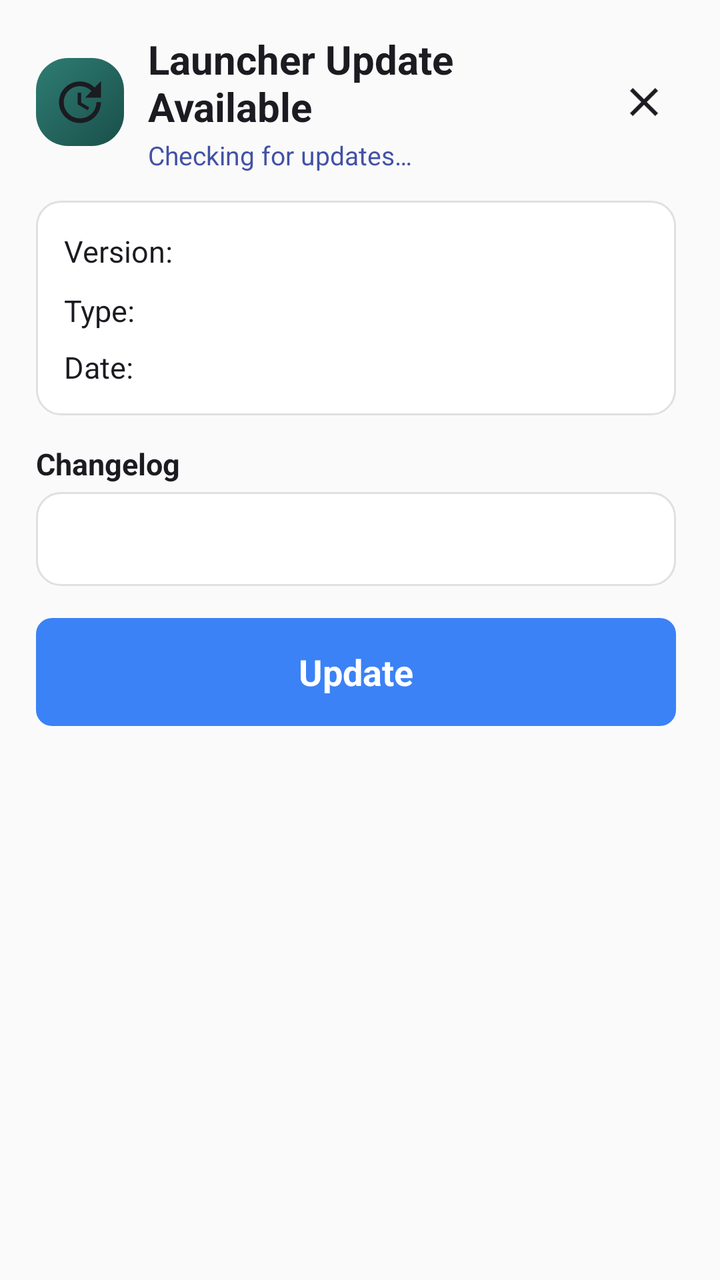
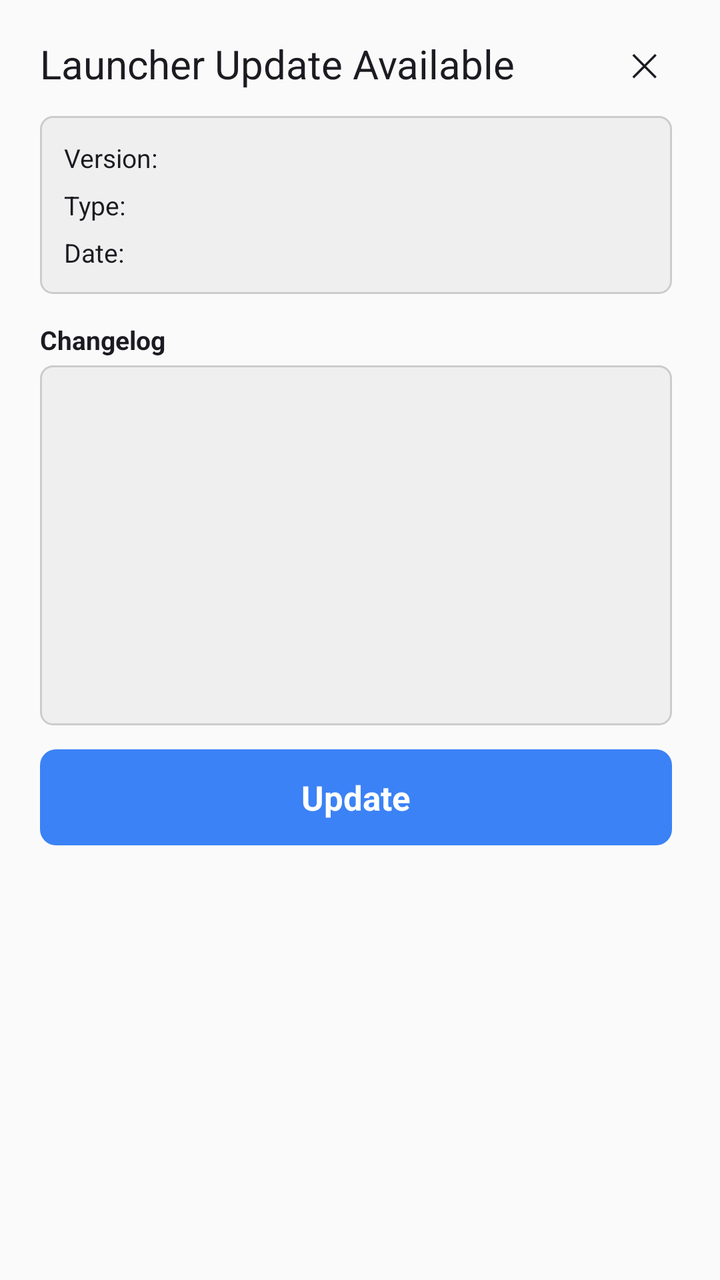

Before-and-after screenshots of an Android layout around one commit, followed by the original layout XML and the change that was made.
<!-- AndroidManifest.xml: application theme Theme.HelloMinecraftLauncherPocketEdition -->
<!-- res/layout/dialog_update_launcher.xml -->
<?xml version="1.0" encoding="utf-8"?>
<ScrollView xmlns:android="http://schemas.android.com/apk/res/android"
    android:id="@+id/update_dialog_root"
    android:layout_width="440dp"
    android:layout_height="wrap_content"
    android:fillViewport="true"
    android:scrollbars="vertical"
    android:scrollbarStyle="insideInset"
    android:overScrollMode="never">

    <LinearLayout
        android:layout_width="match_parent"
        android:layout_height="wrap_content"
        android:orientation="vertical"
        android:paddingStart="18dp"
        android:paddingEnd="18dp"
        android:paddingTop="16dp"
        android:paddingBottom="16dp">

        <LinearLayout
            android:layout_width="match_parent"
            android:layout_height="wrap_content"
            android:orientation="horizontal"
            android:gravity="center_vertical">

            <ImageView
                android:layout_width="44dp"
                android:layout_height="44dp"
                android:scaleType="centerCrop"
                android:background="@drawable/tile_hero"
                android:src="@drawable/ic_baseline_update_black"
                android:padding="8dp"/>

            <LinearLayout
                android:layout_width="0dp"
                android:layout_height="wrap_content"
                android:layout_weight="1"
                android:layout_marginStart="12dp"
                android:orientation="vertical">

                <TextView
                    android:layout_width="wrap_content"
                    android:layout_height="wrap_content"
                    android:text="@string/dialog_update_title"
                    android:textSize="20sp"
                    android:textStyle="bold"
                    android:textColor="@color/colorPureBlack"/>

                <TextView
                    android:layout_width="wrap_content"
                    android:layout_height="wrap_content"
                    android:layout_marginTop="2dp"
                    android:text="@string/dialog_update_checking"
                    android:textSize="13sp"
                    android:textColor="@color/colorLinkBlue"/>

            </LinearLayout>

            <ImageView
                android:id="@+id/update_close_btn"
                android:layout_width="32dp"
                android:layout_height="32dp"
                android:scaleType="center"
                android:clickable="true"
                android:focusable="true"
                android:background="?attr/selectableItemBackgroundBorderless"
                android:src="@drawable/ic_baseline_close_black"/>

        </LinearLayout>

        <LinearLayout
            android:layout_marginTop="14dp"
            android:layout_width="match_parent"
            android:layout_height="wrap_content"
            android:orientation="vertical"
            android:background="@drawable/tile_primary"
            android:padding="14dp">

            <LinearLayout
                android:layout_width="match_parent"
                android:layout_height="wrap_content"
                android:orientation="horizontal"
                android:gravity="center_vertical">

                <TextView
                    android:layout_width="0dp"
                    android:layout_height="wrap_content"
                    android:layout_weight="1"
                    android:text="@string/dialog_update_version_name"
                    android:textSize="15sp"
                    android:textColor="@color/colorPureBlack"/>

                <TextView
                    android:id="@+id/update_version_name"
                    android:layout_width="0dp"
                    android:layout_height="wrap_content"
                    android:layout_weight="2"
                    android:layout_marginStart="8dp"
                    android:textSize="17sp"
                    android:textStyle="bold"
                    android:textColor="@color/colorPureBlack"/>

            </LinearLayout>

            <LinearLayout
                android:layout_marginTop="8dp"
                android:layout_width="match_parent"
                android:layout_height="wrap_content"
                android:orientation="horizontal"
                android:gravity="center_vertical">

                <TextView
                    android:layout_width="0dp"
                    android:layout_height="wrap_content"
                    android:layout_weight="1"
                    android:text="@string/dialog_update_type"
                    android:textSize="15sp"
                    android:textColor="@color/colorPureBlack"/>

                <TextView
                    android:id="@+id/update_type"
                    android:layout_width="0dp"
                    android:layout_height="wrap_content"
                    android:layout_weight="2"
                    android:layout_marginStart="8dp"
                    android:textSize="15sp"
                    android:textStyle="bold"
                    android:textColor="@color/colorLinkBlue"/>

            </LinearLayout>

            <LinearLayout
                android:layout_marginTop="8dp"
                android:layout_width="match_parent"
                android:layout_height="wrap_content"
                android:orientation="horizontal"
                android:gravity="center_vertical">

                <TextView
                    android:layout_width="0dp"
                    android:layout_height="wrap_content"
                    android:layout_weight="1"
                    android:text="@string/dialog_update_date"
                    android:textSize="15sp"
                    android:textColor="@color/colorPureBlack"/>

                <TextView
                    android:id="@+id/update_date"
                    android:layout_width="0dp"
                    android:layout_height="wrap_content"
                    android:layout_weight="2"
                    android:layout_marginStart="8dp"
                    android:textSize="15sp"
                    android:textColor="@color/colorPureBlack"/>

            </LinearLayout>

        </LinearLayout>

        <TextView
            android:layout_marginTop="14dp"
            android:layout_width="wrap_content"
            android:layout_height="wrap_content"
            android:text="@string/dialog_update_log"
            android:textSize="15sp"
            android:textStyle="bold"
            android:textColor="@color/colorPureBlack"/>

        <LinearLayout
            android:layout_marginTop="4dp"
            android:layout_width="match_parent"
            android:layout_height="wrap_content"
            android:orientation="vertical"
            android:background="@drawable/tile_primary"
            android:padding="14dp">

            <TextView
                android:id="@+id/update_log"
                android:layout_width="match_parent"
                android:layout_height="wrap_content"
                android:textSize="14sp"
                android:textColor="@color/colorPureBlack"
                android:lineSpacingExtra="4dp"/>

        </LinearLayout>

        <ProgressBar
            android:id="@+id/update_progress"
            android:layout_width="match_parent"
            android:layout_height="8dp"
            android:layout_marginTop="14dp"
            android:max="100"
            android:progress="0"
            android:visibility="gone"
            style="@style/Widget.AppCompat.ProgressBar.Horizontal"/>

        <TextView
            android:id="@+id/update_status"
            android:layout_width="match_parent"
            android:layout_height="wrap_content"
            android:layout_marginTop="6dp"
            android:textColor="@color/colorPureBlack"
            android:textSize="14sp"
            android:textStyle="bold"
            android:textAlignment="center"
            android:visibility="gone"/>

        <LinearLayout
            android:layout_marginTop="16dp"
            android:layout_width="match_parent"
            android:layout_height="54dp"
            android:orientation="horizontal"
            android:gravity="center"
            android:background="@drawable/update_primary_button"
            android:clickable="true"
            android:focusable="true"
            android:id="@+id/update_button_root">

            <ProgressBar
                android:id="@+id/update_button_progress"
                android:layout_width="22dp"
                android:layout_height="22dp"
                android:layout_gravity="center_vertical"
                android:layout_marginEnd="12dp"
                android:visibility="gone"/>

            <TextView
                android:id="@+id/update_button_text"
                android:layout_width="wrap_content"
                android:layout_height="wrap_content"
                android:text="@string/dialog_update_update"
                android:textSize="18sp"
                android:textStyle="bold"
                android:textColor="@android:color/white"/>

        </LinearLayout>

    </LinearLayout>

</ScrollView>
<!-- resources referenced by this layout -->
<resources>
  <color name="colorLinkBlue">#4352A5</color>
  <color name="colorPureBlack">#1B1B21</color>
  <!-- drawable ic_baseline_close_black (drawable) -->
  <vector xmlns:android="http://schemas.android.com/apk/res/android"
      android:width="24dp"
      android:height="24dp"
      android:viewportWidth="24"
      android:viewportHeight="24">
    <path
        android:fillColor="@color/colorPureBlack"
        android:pathData="M19,6.41L17.59,5 12,10.59 6.41,5 5,6.41 10.59,12 5,17.59 6.41,19 12,13.41 17.59,19 19,17.59 13.41,12z"/>
  </vector>
  <!-- drawable ic_baseline_update_black (drawable) -->
  <vector xmlns:android="http://schemas.android.com/apk/res/android"
      android:width="24dp"
      android:height="24dp"
      android:viewportWidth="24"
      android:viewportHeight="24">
    <path
        android:fillColor="@color/colorPureBlack"
        android:pathData="M21,10.12H14.22L16.96,7.3C14.23,4.6 9.81,4.5 7.08,7.2C4.35,9.91 4.35,14.28 7.08,17C9.81,19.7 14.23,19.7 16.96,17C18.32,15.65 19,14.08 19,12.1H21C21,14.08 20.12,16.65 18.36,18.39C14.85,21.87 9.15,21.87 5.64,18.39C2.14,14.92 2.11,9.28 5.62,5.81C9.13,2.34 14.76,2.34 18.27,5.81L21,3V10.12M12.5,8V12.25L16,14.33L15.28,15.54L11,13V8H12.5Z"
        android:fillType="evenOdd"/>
  </vector>
  <!-- drawable tile_hero (drawable) -->
  <?xml version="1.0" encoding="utf-8"?>
  <selector xmlns:android="http://schemas.android.com/apk/res/android">
      <item android:state_pressed="true">
          <shape android:shape="rectangle">
              <gradient
                  android:angle="135"
                  android:startColor="#0F3E3A"
                  android:endColor="#1D5954"/>
              <corners android:radius="16dp"/>
          </shape>
      </item>
      <item>
          <shape android:shape="rectangle">
              <gradient
                  android:angle="135"
                  android:startColor="#1A4F4A"
                  android:endColor="#2E7D73"/>
              <corners android:radius="16dp"/>
          </shape>
      </item>
  </selector>
  <!-- drawable tile_primary (drawable) -->
  <?xml version="1.0" encoding="utf-8"?>
  <selector xmlns:android="http://schemas.android.com/apk/res/android">
      <item android:state_pressed="true">
          <shape android:shape="rectangle">
              <solid android:color="#E0E0E0"/>
              <corners android:radius="12dp"/>
          </shape>
      </item>
      <item>
          <shape android:shape="rectangle">
              <solid android:color="@android:color/white"/>
              <corners android:radius="12dp"/>
              <stroke
                  android:width="1dp"
                  android:color="#E0E0E0"/>
          </shape>
      </item>
  </selector>
  <!-- drawable update_primary_button (drawable) -->
  <?xml version="1.0" encoding="utf-8"?>
  <selector xmlns:android="http://schemas.android.com/apk/res/android">
      <item android:state_enabled="false">
          <shape android:shape="rectangle">
              <solid android:color="#A0A0A0"/>
              <corners android:radius="8dp"/>
          </shape>
      </item>
      <item android:state_pressed="true">
          <shape android:shape="rectangle">
              <solid android:color="#1A5CFF"/>
              <corners android:radius="8dp"/>
          </shape>
      </item>
      <item>
          <shape android:shape="rectangle">
              <solid android:color="#3B82F6"/>
              <corners android:radius="8dp"/>
          </shape>
      </item>
  </selector>
  <string name="dialog_update_checking">Checking for updates…</string>
  <string name="dialog_update_date">"Date: "</string>
  <string name="dialog_update_log">Changelog</string>
  <string name="dialog_update_title">Launcher Update Available</string>
  <string name="dialog_update_type">"Type: "</string>
  <string name="dialog_update_update">Update</string>
  <string name="dialog_update_version_name">"Version: "</string>
  <color name="colorPrimary">#5C6BC0</color>
  <color name="colorAccent">#5C6BC0</color>
  <!-- unchanged entries left out for length: 1 -->
</resources>

<!-- the commit's change to res/layout/dialog_update_launcher.xml (unified diff, before → after) -->
@@ -1,80 +1,62 @@
 <?xml version="1.0" encoding="utf-8"?>
 <ScrollView xmlns:android="http://schemas.android.com/apk/res/android"
-    android:id="@+id/update_dialog_root"
-    android:layout_width="440dp"
+    android:id="@+id/update_dialog_scroll"
+    android:orientation="vertical"
+    android:layout_width="480dp"
     android:layout_height="wrap_content"
     android:fillViewport="true"
     android:scrollbars="vertical"
     android:scrollbarStyle="insideInset"
     android:overScrollMode="never">
 
+<LinearLayout
+    android:orientation="vertical"
+    android:layout_width="match_parent"
+    android:paddingTop="18dp"
+    android:paddingStart="20dp"
+    android:paddingEnd="20dp"
+    android:paddingBottom="12dp"
+    android:layout_height="wrap_content">
+
     <LinearLayout
         android:layout_width="match_parent"
         android:layout_height="wrap_content"
-        android:orientation="vertical"
-        android:paddingStart="18dp"
-        android:paddingEnd="18dp"
-        android:paddingTop="16dp"
-        android:paddingBottom="16dp">
+        android:orientation="horizontal"
+        android:gravity="center_vertical">
+
+        <TextView
+            android:layout_width="0dp"
+            android:layout_height="wrap_content"
+            android:layout_weight="1"
+            android:text="@string/dialog_update_title"
+            android:textSize="@dimen/text_size_big"
+            android:textColor="@color/colorPureBlack"/>
+
+        <TextView
+            android:id="@+id/update_close_btn"
+            android:layout_width="28dp"
+            android:layout_height="28dp"
+            android:gravity="center"
+            android:text="✕"
+            android:textSize="16sp"
+            android:textColor="@color/colorPureBlack"
+            android:clickable="true"
+            android:focusable="true"/>
+
+    </LinearLayout>
+
+    <LinearLayout
+        android:layout_marginTop="12dp"
+        android:layout_width="match_parent"
+        android:layout_height="wrap_content"
+        android:orientation="horizontal"
+        android:background="@drawable/update_card_bg"
+        android:padding="12dp">
 
         <LinearLayout
             android:layout_width="match_parent"
             android:layout_height="wrap_content"
-            android:orientation="horizontal"
-            android:gravity="center_vertical">
-
-            <ImageView
-                android:layout_width="44dp"
-                android:layout_height="44dp"
-                android:scaleType="centerCrop"
-                android:background="@drawable/tile_hero"
-                android:src="@drawable/ic_baseline_update_black"
-                android:padding="8dp"/>
-
-            <LinearLayout
-                android:layout_width="0dp"
-                android:layout_height="wrap_content"
-                android:layout_weight="1"
-                android:layout_marginStart="12dp"
-                android:orientation="vertical">
-
-                <TextView
-                    android:layout_width="wrap_content"
-                    android:layout_height="wrap_content"
-                    android:text="@string/dialog_update_title"
-                    android:textSize="20sp"
-                    android:textStyle="bold"
-                    android:textColor="@color/colorPureBlack"/>
-
-                <TextView
-                    android:layout_width="wrap_content"
-                    android:layout_height="wrap_content"
-                    android:layout_marginTop="2dp"
-                    android:text="@string/dialog_update_checking"
-                    android:textSize="13sp"
-                    android:textColor="@color/colorLinkBlue"/>
-
-            </LinearLayout>
-
-            <ImageView
-                android:id="@+id/update_close_btn"
-                android:layout_width="32dp"
-                android:layout_height="32dp"
-                android:scaleType="center"
-                android:clickable="true"
-                android:focusable="true"
-                android:background="?attr/selectableItemBackgroundBorderless"
-                android:src="@drawable/ic_baseline_close_black"/>
-
-        </LinearLayout>
-
-        <LinearLayout
-            android:layout_marginTop="14dp"
-            android:layout_width="match_parent"
-            android:layout_height="wrap_content"
-            android:orientation="vertical"
-            android:background="@drawable/tile_primary"
-            android:padding="14dp">
+            android:orientation="vertical">
 
             <LinearLayout
                 android:layout_width="match_parent"
@@ -83,158 +65,153 @@
                 android:gravity="center_vertical">
 
                 <TextView
+                    android:layout_width="wrap_content"
+                    android:layout_height="wrap_content"
+                    android:text="@string/dialog_update_version_name"
+                    android:textSize="@dimen/text_size_middle"
+                    android:textColor="@color/colorPureBlack"/>
+
+                <TextView
                     android:layout_width="0dp"
                     android:layout_height="wrap_content"
                     android:layout_weight="1"
-                    android:text="@string/dialog_update_version_name"
-                    android:textSize="15sp"
-                    android:textColor="@color/colorPureBlack"/>
-
-                <TextView
-                    android:id="@+id/update_version_name"
-                    android:layout_width="0dp"
-                    android:layout_height="wrap_content"
-                    android:layout_weight="2"
                     android:layout_marginStart="8dp"
-                    android:textSize="17sp"
+                    android:textColor="@color/colorPureBlack"
                     android:textStyle="bold"
-                    android:textColor="@color/colorPureBlack"/>
+                    android:textSize="@dimen/text_size_middle"
+                    android:id="@+id/update_version_name"/>
 
             </LinearLayout>
 
             <LinearLayout
-                android:layout_marginTop="8dp"
+                android:layout_marginTop="6dp"
                 android:layout_width="match_parent"
                 android:layout_height="wrap_content"
                 android:orientation="horizontal"
                 android:gravity="center_vertical">
 
                 <TextView
+                    android:layout_width="wrap_content"
+                    android:layout_height="wrap_content"
+                    android:text="@string/dialog_update_type"
+                    android:textSize="@dimen/text_size_middle"
+                    android:textColor="@color/colorPureBlack"/>
+
+                <TextView
                     android:layout_width="0dp"
                     android:layout_height="wrap_content"
                     android:layout_weight="1"
-                    android:text="@string/dialog_update_type"
-                    android:textSize="15sp"
-                    android:textColor="@color/colorPureBlack"/>
-
-                <TextView
-                    android:id="@+id/update_type"
-                    android:layout_width="0dp"
-                    android:layout_height="wrap_content"
-                    android:layout_weight="2"
                     android:layout_marginStart="8dp"
-                    android:textSize="15sp"
+                    android:textColor="@color/colorLinkBlue"
                     android:textStyle="bold"
-                    android:textColor="@color/colorLinkBlue"/>
+                    android:textSize="@dimen/text_size_middle"
+                    android:id="@+id/update_type"/>
 
             </LinearLayout>
 
             <LinearLayout
-                android:layout_marginTop="8dp"
+                android:layout_marginTop="6dp"
                 android:layout_width="match_parent"
                 android:layout_height="wrap_content"
                 android:orientation="horizontal"
                 android:gravity="center_vertical">
 
                 <TextView
+                    android:layout_width="wrap_content"
+                    android:layout_height="wrap_content"
+                    android:text="@string/dialog_update_date"
+                    android:textSize="@dimen/text_size_middle"
+                    android:textColor="@color/colorPureBlack"/>
+
+                <TextView
                     android:layout_width="0dp"
                     android:layout_height="wrap_content"
                     android:layout_weight="1"
-                    android:text="@string/dialog_update_date"
-                    android:textSize="15sp"
-                    android:textColor="@color/colorPureBlack"/>
-
-                <TextView
-                    android:id="@+id/update_date"
-                    android:layout_width="0dp"
-                    android:layout_height="wrap_content"
-                    android:layout_weight="2"
                     android:layout_marginStart="8dp"
-                    android:textSize="15sp"
-                    android:textColor="@color/colorPureBlack"/>
+                    android:textColor="@color/colorPureBlack"
+                    android:textSize="@dimen/text_size_middle"
+                    android:id="@+id/update_date"/>
 
             </LinearLayout>
 
         </LinearLayout>
 
-        <TextView
-            android:layout_marginTop="14dp"
+    </LinearLayout>
+
+    <TextView
+        android:layout_marginTop="14dp"
+        android:layout_width="wrap_content"
+        android:layout_height="wrap_content"
+        android:text="@string/dialog_update_log"
+        android:textSize="@dimen/text_size_middle"
+        android:textColor="@color/colorPureBlack"
+        android:textStyle="bold"/>
+
+    <ScrollView
+        android:layout_marginTop="4dp"
+        android:layout_width="match_parent"
+        android:layout_height="180dp"
+        android:background="@drawable/update_card_bg"
+        android:padding="10dp">
+
+        <TextView
+            android:layout_width="match_parent"
+            android:layout_height="wrap_content"
+            android:textSize="@dimen/text_size_middle"
+            android:textColor="@color/colorPureBlack"
+            android:lineSpacingExtra="3dp"
+            android:id="@+id/update_log"/>
+
+    </ScrollView>
+
+    <ProgressBar
+        android:id="@+id/update_progress"
+        android:layout_width="match_parent"
+        android:layout_height="6dp"
+        android:layout_marginTop="12dp"
+        android:max="100"
+        android:progress="0"
+        android:visibility="gone"
+        style="@style/Widget.AppCompat.ProgressBar.Horizontal"/>
+
+    <TextView
+        android:id="@+id/update_status"
+        android:layout_width="match_parent"
+        android:layout_height="wrap_content"
+        android:layout_marginTop="4dp"
+        android:textColor="@color/colorPureBlack"
+        android:textSize="13sp"
+        android:textAlignment="center"
+        android:visibility="gone"/>
+
+    <LinearLayout
+        android:layout_marginTop="12dp"
+        android:layout_width="match_parent"
+        android:layout_height="48dp"
+        android:orientation="horizontal"
+        android:gravity="center"
+        android:background="@drawable/update_primary_button"
+        android:id="@+id/update_button_root">
+
+        <ProgressBar
+            android:id="@+id/update_button_progress"
+            android:layout_width="20dp"
+            android:layout_height="20dp"
+            android:layout_gravity="center_vertical"
+            android:layout_marginEnd="10dp"
+            android:visibility="gone"/>
+
+        <TextView
+            android:id="@+id/update_button_text"
             android:layout_width="wrap_content"
             android:layout_height="wrap_content"
-            android:text="@string/dialog_update_log"
-            android:textSize="15sp"
+            android:text="@string/dialog_update_update"
+            android:textSize="17sp"
             android:textStyle="bold"
-            android:textColor="@color/colorPureBlack"/>
-
-        <LinearLayout
-            android:layout_marginTop="4dp"
-            android:layout_width="match_parent"
-            android:layout_height="wrap_content"
-            android:orientation="vertical"
-            android:background="@drawable/tile_primary"
-            android:padding="14dp">
-
-            <TextView
-                android:id="@+id/update_log"
-                android:layout_width="match_parent"
-                android:layout_height="wrap_content"
-                android:textSize="14sp"
-                android:textColor="@color/colorPureBlack"
-                android:lineSpacingExtra="4dp"/>
-
-        </LinearLayout>
-
-        <ProgressBar
-            android:id="@+id/update_progress"
-            android:layout_width="match_parent"
-            android:layout_height="8dp"
-            android:layout_marginTop="14dp"
-            android:max="100"
-            android:progress="0"
-            android:visibility="gone"
-            style="@style/Widget.AppCompat.ProgressBar.Horizontal"/>
-
-        <TextView
-            android:id="@+id/update_status"
-            android:layout_width="match_parent"
-            android:layout_height="wrap_content"
-            android:layout_marginTop="6dp"
-            android:textColor="@color/colorPureBlack"
-            android:textSize="14sp"
-            android:textStyle="bold"
-            android:textAlignment="center"
-            android:visibility="gone"/>
-
-        <LinearLayout
-            android:layout_marginTop="16dp"
-            android:layout_width="match_parent"
-            android:layout_height="54dp"
-            android:orientation="horizontal"
-            android:gravity="center"
-            android:background="@drawable/update_primary_button"
-            android:clickable="true"
-            android:focusable="true"
-            android:id="@+id/update_button_root">
-
-            <ProgressBar
-                android:id="@+id/update_button_progress"
-                android:layout_width="22dp"
-                android:layout_height="22dp"
-                android:layout_gravity="center_vertical"
-                android:layout_marginEnd="12dp"
-                android:visibility="gone"/>
-
-            <TextView
-                android:id="@+id/update_button_text"
-                android:layout_width="wrap_content"
-                android:layout_height="wrap_content"
-                android:text="@string/dialog_update_update"
-                android:textSize="18sp"
-                android:textStyle="bold"
-                android:textColor="@android:color/white"/>
-
-        </LinearLayout>
+            android:textColor="@android:color/white"/>
 
     </LinearLayout>
 
+</LinearLayout>
+
 </ScrollView>
<!-- resource entries referenced after the edit -->
@@ -2,68 +2,18 @@
 <resources>
   <color name="colorLinkBlue">#4352A5</color>
   <color name="colorPureBlack">#1B1B21</color>
-  <!-- drawable ic_baseline_close_black (drawable) -->
-  <vector xmlns:android="http://schemas.android.com/apk/res/android"
-      android:width="24dp"
-      android:height="24dp"
-      android:viewportWidth="24"
-      android:viewportHeight="24">
-    <path
-        android:fillColor="@color/colorPureBlack"
-        android:pathData="M19,6.41L17.59,5 12,10.59 6.41,5 5,6.41 10.59,12 5,17.59 6.41,19 12,13.41 17.59,19 19,17.59 13.41,12z"/>
-  </vector>
-  <!-- drawable ic_baseline_update_black (drawable) -->
-  <vector xmlns:android="http://schemas.android.com/apk/res/android"
-      android:width="24dp"
-      android:height="24dp"
-      android:viewportWidth="24"
-      android:viewportHeight="24">
-    <path
-        android:fillColor="@color/colorPureBlack"
-        android:pathData="M21,10.12H14.22L16.96,7.3C14.23,4.6 9.81,4.5 7.08,7.2C4.35,9.91 4.35,14.28 7.08,17C9.81,19.7 14.23,19.7 16.96,17C18.32,15.65 19,14.08 19,12.1H21C21,14.08 20.12,16.65 18.36,18.39C14.85,21.87 9.15,21.87 5.64,18.39C2.14,14.92 2.11,9.28 5.62,5.81C9.13,2.34 14.76,2.34 18.27,5.81L21,3V10.12M12.5,8V12.25L16,14.33L15.28,15.54L11,13V8H12.5Z"
-        android:fillType="evenOdd"/>
-  </vector>
-  <!-- drawable tile_hero (drawable) -->
+  <dimen name="text_size_big">20sp</dimen>
+  <dimen name="text_size_middle">13sp</dimen>
+  <!-- drawable update_card_bg (drawable) -->
   <?xml version="1.0" encoding="utf-8"?>
-  <selector xmlns:android="http://schemas.android.com/apk/res/android">
-      <item android:state_pressed="true">
-          <shape android:shape="rectangle">
-              <gradient
-                  android:angle="135"
-                  android:startColor="#0F3E3A"
-                  android:endColor="#1D5954"/>
-              <corners android:radius="16dp"/>
-          </shape>
-      </item>
-      <item>
-          <shape android:shape="rectangle">
-              <gradient
-                  android:angle="135"
-                  android:startColor="#1A4F4A"
-                  android:endColor="#2E7D73"/>
-              <corners android:radius="16dp"/>
-          </shape>
-      </item>
-  </selector>
-  <!-- drawable tile_primary (drawable) -->
-  <?xml version="1.0" encoding="utf-8"?>
-  <selector xmlns:android="http://schemas.android.com/apk/res/android">
-      <item android:state_pressed="true">
-          <shape android:shape="rectangle">
-              <solid android:color="#E0E0E0"/>
-              <corners android:radius="12dp"/>
-          </shape>
-      </item>
-      <item>
-          <shape android:shape="rectangle">
-              <solid android:color="@android:color/white"/>
-              <corners android:radius="12dp"/>
-              <stroke
-                  android:width="1dp"
-                  android:color="#E0E0E0"/>
-          </shape>
-      </item>
-  </selector>
+  <shape xmlns:android="http://schemas.android.com/apk/res/android"
+      android:shape="rectangle">
+      <solid android:color="#EFEFEF"/>
+      <stroke
+          android:width="1dp"
+          android:color="#CCCCCC"/>
+      <corners android:radius="6dp"/>
+  </shape>
   <!-- drawable update_primary_button (drawable) -->
   <?xml version="1.0" encoding="utf-8"?>
   <selector xmlns:android="http://schemas.android.com/apk/res/android">
@@ -86,7 +36,6 @@
           </shape>
       </item>
   </selector>
-  <string name="dialog_update_checking">Checking for updates…</string>
   <string name="dialog_update_date">"Date: "</string>
   <string name="dialog_update_log">Changelog</string>
   <string name="dialog_update_title">Launcher Update Available</string>
